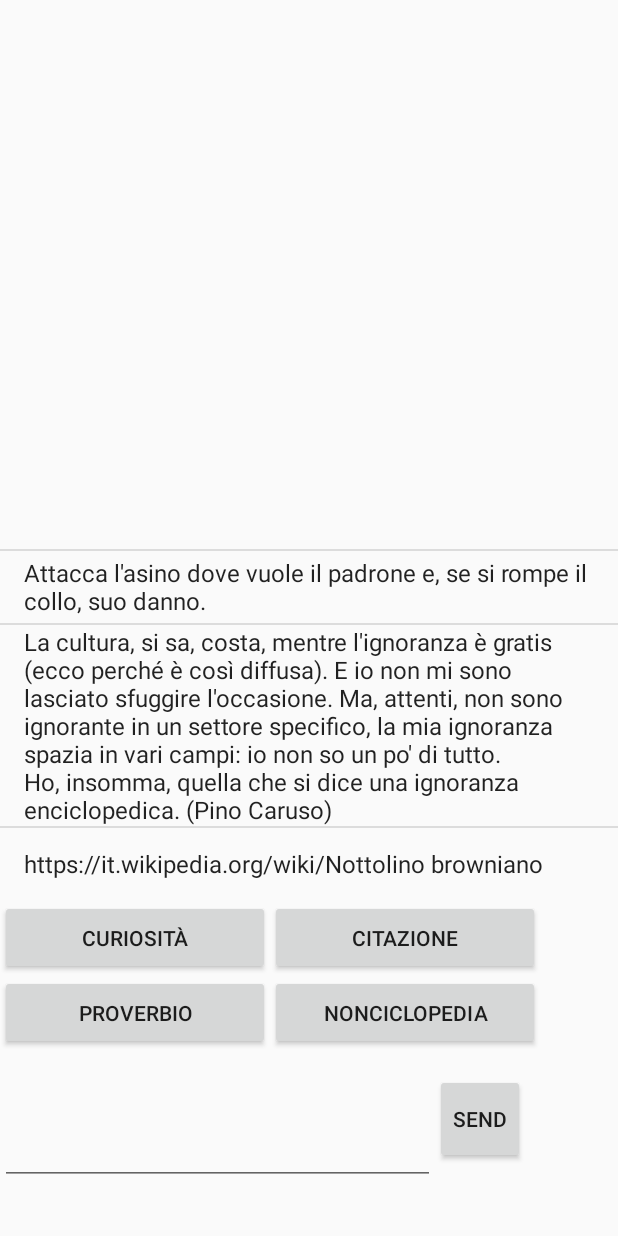
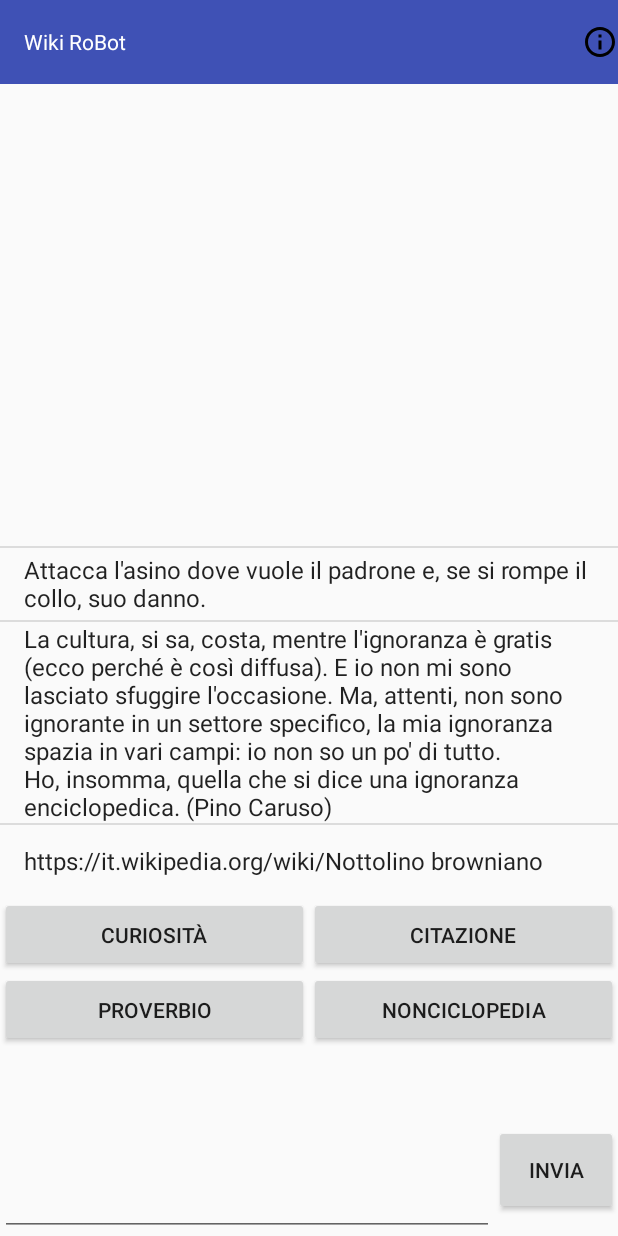
Before and after one commit to andreamartire/wikibot, an Android app: the screen it shows after launch (ChatActivity), on a phone screen of 412 x 824 dp. Run offline under Robolectric (Android 15) with nearby library versions, the phone set to English and light mode, and no system bars.

Commit message:
info button, fix search, app rater

```diff
--- a/app/src/main/java/techbrain/wikibot/ChatActivity.java
+++ b/app/src/main/java/techbrain/wikibot/ChatActivity.java
@@ -1,6 +1,7 @@
 package techbrain.wikibot;
 
 import android.app.Activity;
+import android.app.AlertDialog;
 import android.content.Context;
 import android.os.Bundle;
 import android.text.Editable;
@@ -11,18 +12,20 @@ import android.view.inputmethod.InputMethodManager;
 import android.widget.ArrayAdapter;
 import android.widget.Button;
 import android.widget.EditText;
+import android.widget.ImageButton;
 import android.widget.ListView;
 import android.widget.TextView;
 
-import com.google.gson.Gson;
 
 import java.io.InputStreamReader;
 import java.io.Reader;
 import java.net.URL;
 import java.net.URLEncoder;
 import java.util.ArrayList;
+import java.util.concurrent.ThreadPoolExecutor;
 
 import newtech.audiolibrary.R;
+import techbrain.wikibot.utils.AppRater;
 import techbrain.wikibot.utils.WikiConstants;
 import techbrain.wikibot.utils.WikiProverbs;
 import techbrain.wikibot.utils.WikiQuotes;
@@ -42,13 +45,28 @@ public class ChatActivity extends Activity {
         super.onCreate(savedInstanceState);
         setContentView(R.layout.main_chat);
 
+        final Context context = this;
+
+        AppRater.app_launched(this);
+
+        ImageButton infoButton = (ImageButton) findViewById(R.id.infoButton);
+        infoButton.setOnClickListener(new View.OnClickListener() {
+            @Override
+            public void onClick(View v) {
+                AlertDialog.Builder builder = new AlertDialog.Builder(context);
+                builder.setMessage(R.string.info_message)
+                        .setTitle(R.string.info_title);
+
+                AlertDialog dialog = builder.create();
+                dialog.show();
+            }
+        });
+
         final ListView list = (ListView) findViewById(R.id.listContents);
         adapter = new ArrayAdapter<String>(this,
                 android.R.layout.simple_list_item_1,
                 listItems);
         list.setAdapter(adapter);
-
-        final Context context = this;
 
         addRandomProverb(listItems, adapter);
         addRandomQuote(listItems, adapter);
--- a/app/src/main/java/techbrain/wikibot/RetrieveGoogleTask.java
+++ b/app/src/main/java/techbrain/wikibot/RetrieveGoogleTask.java
@@ -78,9 +78,6 @@ public class RetrieveGoogleTask extends AsyncTask<String, Void, String> {
     }
 
     protected void onPostExecute(String item) {
-        //update list
-        listItems.add(item);
 
-        adapter.notifyDataSetChanged();
     }
 }
--- a/app/src/main/res/layout/main_chat.xml
+++ b/app/src/main/res/layout/main_chat.xml
@@ -4,18 +4,45 @@
     android:layout_height="match_parent"
     android:weightSum="1">
 
+    <android.support.v7.widget.Toolbar
+        android:id="@+id/toolbar"
+        android:minHeight="?attr/actionBarSize"
+        android:layout_width="match_parent"
+        android:layout_height="wrap_content"
+        android:background="?attr/colorPrimary">
+
+        <ImageButton
+            android:src="@drawable/ic_info_outline_black_24dp"
+            android:layout_width="24dp"
+            android:layout_height="24dp"
+            android:layout_gravity="right"
+            android:background="?selectableItemBackground"
+            android:padding="5dp"
+            android:id="@+id/infoButton" />
+
+        <TextView
+            android:id="@+id/toolbar_title"
+            android:layout_width="wrap_content"
+            android:layout_height="wrap_content"
+            android:text="@string/app_name"
+            android:textColor="@android:color/white"
+            android:layout_gravity="left" />
+
+    </android.support.v7.widget.Toolbar>
+
     <ListView
         android:layout_width="match_parent"
-        android:layout_height="213dp"
+        android:layout_height="0dp"
+        android:layout_weight="0.8"
         android:id="@+id/listContents"
-        android:layout_weight="0.92"
         android:transcriptMode="alwaysScroll"
         android:stackFromBottom="true">
 
     </ListView>
     <LinearLayout
         android:layout_width="match_parent"
-        android:layout_height="wrap_content"
+        android:layout_height="0dp"
+        android:layout_weight="0.2"
         android:orientation="vertical">
         <LinearLayout
             android:layout_width="match_parent"
@@ -23,12 +50,14 @@
             android:orientation="horizontal"
             android:layout_gravity="center_horizontal">
             <Button
-                android:layout_width="180dp"
+                android:layout_width="0dp"
+                android:layout_weight="0.5"
                 android:layout_height="50dp"
                 android:text="@string/label_curiosita"
                 android:id="@+id/curiosita_button"/>
             <Button
-                android:layout_width="180dp"
+                android:layout_width="0dp"
+                android:layout_weight="0.5"
                 android:layout_height="50dp"
                 android:text="@string/label_citazione"
                 android:id="@+id/citazione_button"/>
@@ -38,12 +67,14 @@
             android:layout_height="wrap_content"
             android:orientation="horizontal">
             <Button
-                android:layout_width="180dp"
+                android:layout_width="0dp"
+                android:layout_weight="0.5"
                 android:layout_height="50dp"
                 android:text="@string/label_proverbio"
                 android:id="@+id/proverb_button"/>
             <Button
-                android:layout_width="180dp"
+                android:layout_width="0dp"
+                android:layout_weight="0.5"
                 android:layout_height="50dp"
                 android:text="@string/label_nonciclopedia"
                 android:id="@+id/nonciclopedia_button"/>
@@ -55,11 +86,13 @@
         android:layout_height="wrap_content"
         android:orientation="horizontal">
         <EditText
-            android:layout_width="290dp"
+            android:layout_width="0dp"
+            android:layout_weight="0.8"
             android:layout_height="90dp"
             android:id="@+id/editBox"/>
         <Button
-            android:layout_width="60dp"
+            android:layout_width="0dp"
+            android:layout_weight="0.2"
             android:layout_height="60dp"
             android:id="@+id/sendButton"
             android:text="@string/label_send"/>
--- a/app/src/main/res/values/strings.xml
+++ b/app/src/main/res/values/strings.xml
@@ -1,16 +1,10 @@
 <resources>
-    <string name="app_name">Libro Parlante</string>
-    <string name="player.button.backward30"><![CDATA[30s<]]></string>
-    <string name="player.button.backward10"><![CDATA[10s<]]></string>
-    <string name="player.button.forward10"><![CDATA[>10s]]></string>
-    <string name="player.button.forward30"><![CDATA[>30s]]></string>
+    <string name="app_name">Wiki RoBot</string>
     <string name="info_title">Informazioni</string>
-    <string name="info_message">Tutti i contenuti audio e le immagini sono liberamente accessibili in rete e scaricati direttamente dai siti web dei rispettivi possessori dei diritti. L\'applicazione non ha un server associato pertanto nessun contenuto è ospitato sui nostri sistemi. Per suggerimenti/segnalazioni: techbrain@autistici.org</string>
-    <string name="cancel">Annulla</string>
-    <string name="ok">Cancella</string>
+    <string name="info_message">Per suggerimenti/segnalazioni: techbrain@autistici.org</string>
     <string name="label_curiosita">Curiosità</string>
     <string name="label_citazione">Citazione</string>
     <string name="label_proverbio">Proverbio</string>
     <string name="label_nonciclopedia">NonCiclopedia</string>
-    <string name="label_send">Send</string>
+    <string name="label_send">Invia</string>
 </resources>
```
Also changed, not shown: app/src/main/java/techbrain/wikibot/utils/AppRater.java (+20 -13 lines), 2 other files.
